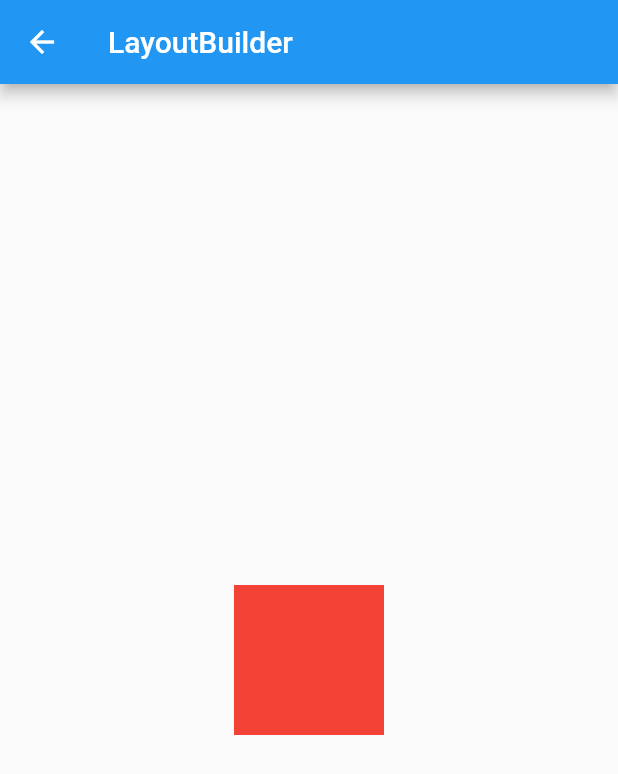
After one commit to xuin-net/Flutter_All_Widgets, a Flutter app: the LayoutBuilderScreen screen opened directly, on a phone screen of 412 x 824 dp. The commit adds this screen. Shown: the top 774 px of the screen. Run offline on Flutter 3.47's test engine with Material 2 defaults, Android fonts, the phone set to English and light mode, and no system bars; our stand-ins replace transparent_image.

Commit message:
[Widgets] Finish LayoutBuilder learn

```diff
--- a/lib/data/metaData.dart
+++ b/lib/data/metaData.dart
@@ -10,6 +10,7 @@ import '../widgets/SliverList.dart';
 import '../widgets/FadeInImage.dart';
 import '../widgets/ClipRRect.dart';
 import '../widgets/FittedBox.dart';
+import '../widgets/LayoutBuilder.dart';
 
 List<LearnWidget> widgets = [
   LearnWidget('SafeArea', SafeAreaScreen()),
@@ -22,4 +23,5 @@ List<LearnWidget> widgets = [
   LearnWidget('FadeInImage', FadeInImageScreen()),
   LearnWidget('ClipRRect', ClipRRectScreen()),
   LearnWidget('FittedBox', FittedBoxScreen()),
+  LearnWidget('LayoutBuilder', LayoutBuilderScreen()),
 ];
--- /dev/null
+++ b/lib/widgets/LayoutBuilder.dart
@@ -0,0 +1,52 @@
+import 'package:flutter/material.dart';
+import 'Common.dart';
+
+class LayoutBuilderScreen extends CommonWidget {
+  @override
+  Widget build(BuildContext context) {
+    return Scaffold(
+      appBar: AppBar(
+        title: Text('LayoutBuilder'),
+      ),
+      body: LayoutBuilder(
+        builder: (BuildContext context, BoxConstraints constraints) {
+          if (constraints.maxWidth > 600) {
+            return _buildWideContainers();
+          } else {
+            return _buildNormalContainer();
+          }
+        },
+      ),
+    );
+  }
+}
+
+Widget _buildNormalContainer() {
+  return Center(
+    child: Container(
+      height: 100.0,
+      width: 100.0,
+      color: Colors.red,
+    ),
+  );
+}
+
+Widget _buildWideContainers() {
+  return Center(
+    child: Row(
+      mainAxisAlignment: MainAxisAlignment.spaceEvenly,
+      children: <Widget>[
+        Container(
+          height: 100.0,
+          width: 100.0,
+          color: Colors.red,
+        ),
+        Container(
+          height: 100.0,
+          width: 100.0,
+          color: Colors.yellow,
+        ),
+      ],
+    ),
+  );
+}
```
